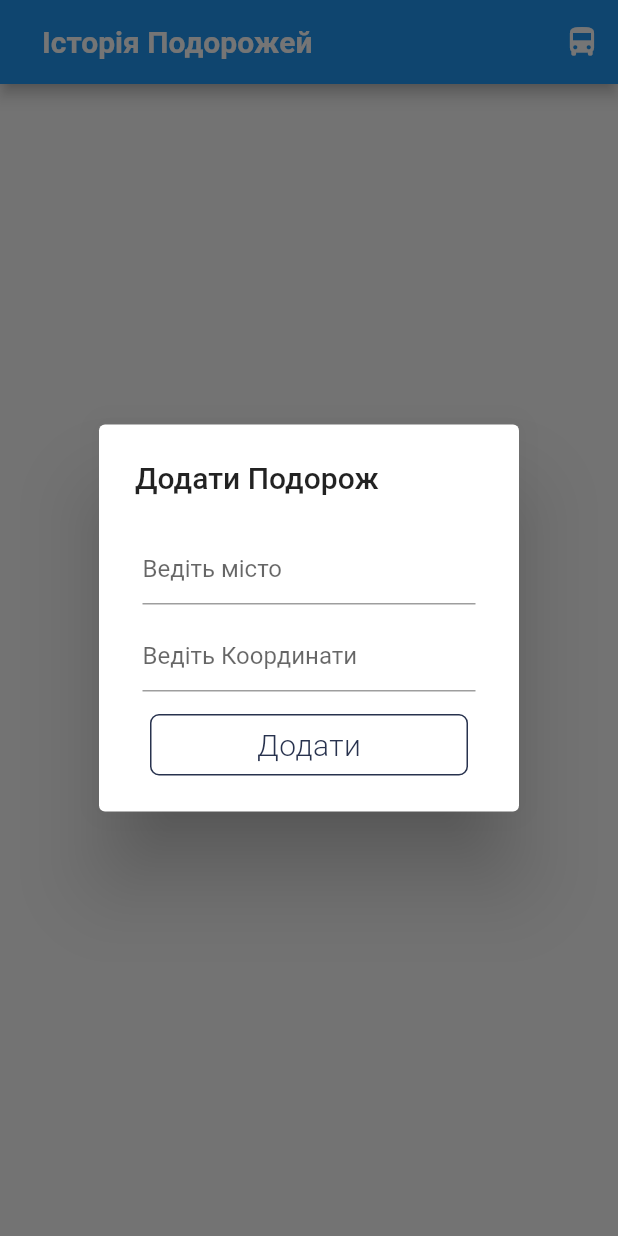
After one commit to Sannada/Breezy, a Flutter app: the MyHomePage screen opened directly, after a tap on the "directions bus" icon, on a phone screen of 412 x 824 dp. The commit adds this screen. Run offline on Flutter 3.47's test engine with Material 2 defaults, Android fonts, the phone set to English and light mode, and no system bars; our stand-ins replace google_maps_flutter, sqflite; missing offline and left inert: date_range_picker, flutter_google_places, flutter_range_slider, google_maps_webservice; accounts and stored records are empty.

Commit message:
update screen HistoriTrevel

```diff
--- a/lib/fragments/db_fragment.dart
+++ b/lib/fragments/db_fragment.dart
@@ -1,4 +1,5 @@
-import 'package:breezy/screens/db_screen_histori_travels.dart';
+
+import 'package:breezy/screens/main_histori.dart';
 import 'package:flutter/material.dart';
 
 class DBFragment extends StatefulWidget {
--- /dev/null
+++ b/lib/screens/Histori.dart
@@ -0,0 +1,29 @@
+class Histori {
+
+  int id;
+  String _nameSity;
+  String _firstX;
+
+
+  Histori(this._nameSity, this._firstX, );
+
+  Histori.map(dynamic obj) {
+    this._nameSity = obj["nameSity"];
+    this._firstX = obj["firstX"];
+
+  }
+
+  String get nameSity => _nameSity;
+
+  String get firstX => _firstX;
+
+  Map<String, dynamic> toMap() {
+    var map = new Map<String, dynamic>();
+    map["nameSity"] = _nameSity;
+    map["firstX"] = _firstX;
+    return map;
+  }
+  void setHistoriId(int id) {
+    this.id = id;
+  }
+}
--- /dev/null
+++ b/lib/screens/add_user_dialog.dart
@@ -0,0 +1,98 @@
+import 'dart:async';
+import 'package:flutter/material.dart';
+import 'db_create_histori.dart';
+import 'Histori.dart';
+
+class AddUserDialog {
+  final teNameSity = TextEditingController();
+  final teFirstX = TextEditingController();
+  Histori histori;
+
+  static const TextStyle linkStyle = const TextStyle(
+    color: Colors.black54,
+    decoration: TextDecoration.underline,
+  );
+
+  Widget buildAboutDialog(
+      BuildContext context, _myHomePageState, bool isEdit, Histori histori) {
+    if (histori != null) {
+      this.histori=histori;
+      teNameSity.text = histori.nameSity;
+      teFirstX.text = histori.firstX;
+    }
+
+    return new AlertDialog(
+      title: new Text(isEdit ? 'Edit' : 'Додати Подорож'),
+      content: new SingleChildScrollView(
+        child: new Column(
+          mainAxisSize: MainAxisSize.min,
+          crossAxisAlignment: CrossAxisAlignment.start,
+          children: <Widget>[
+            getTextField("Ведіть місто", teNameSity),
+            getTextField("Ведіть Координати", teFirstX),
+            new GestureDetector(
+              onTap: () {
+                addRecord(isEdit);
+                _myHomePageState.displayRecord();
+                Navigator.of(context).pop();
+              },
+              child: new Container(
+                margin: EdgeInsets.fromLTRB(10.0, 0.0, 10.0, 0.0),
+                child: getAppBorderButton(
+                    isEdit?"Edit":"Додати", EdgeInsets.fromLTRB(0.0, 10.0, 0.0, 0.0)),
+              ),
+            ),
+          ],
+        ),
+      ),
+    );
+  }
+
+  Widget getTextField(
+      String inputBoxName, TextEditingController inputBoxController) {
+    var loginBtn = new Padding(
+      padding: const EdgeInsets.all(5.0),
+      child: new TextFormField(
+        controller: inputBoxController,
+        decoration: new InputDecoration(
+          hintText: inputBoxName,
+        ),
+      ),
+    );
+
+    return loginBtn;
+  }
+
+  Widget getAppBorderButton(String buttonLabel, EdgeInsets margin) {
+    var loginBtn = new Container(
+      margin: margin,
+      padding: EdgeInsets.all(8.0),
+      alignment: FractionalOffset.center,
+      decoration: new BoxDecoration(
+        border: Border.all(color: const Color(0xFF28324E)),
+        borderRadius: new BorderRadius.all(const Radius.circular(6.0)),
+      ),
+      child: new Text(
+        buttonLabel,
+        style: new TextStyle(
+          color: const Color(0xFF28324E),
+          fontSize: 20.0,
+          fontWeight: FontWeight.w300,
+          letterSpacing: 0.3,
+        ),
+      ),
+    );
+    return loginBtn;
+  }
+
+  Future addRecord(bool isEdit) async {
+    var db = new DatabaseHelper();
+    var histori = new Histori(teNameSity.text, teFirstX.text);
+    if (isEdit) {
+      histori.setHistoriId(this.histori.id);
+      await db.update(histori);
+    } else {
+      await db.saveHistori(histori);
+    }
+  }
+}
--- /dev/null
+++ b/lib/screens/db_create_histori.dart
@@ -0,0 +1,69 @@
+import 'dart:async';
+import 'dart:io' as io;
+
+import 'Histori.dart';
+import 'package:path/path.dart';
+import 'package:path_provider/path_provider.dart';
+import 'package:sqflite/sqflite.dart';
+
+class DatabaseHelper {
+  static final DatabaseHelper _instance = new DatabaseHelper.internal();
+  factory DatabaseHelper() => _instance;
+  static Database _db;
+
+  Future<Database> get db async {
+    if (_db != null) return _db;
+    _db = await initDb();
+    return _db;
+  }
+
+  DatabaseHelper.internal();
+
+  initDb() async {
+    io.Directory documentsDirectory = await getApplicationDocumentsDirectory();
+    String path = join(documentsDirectory.path, "Histori.db");
+    var theDb = await openDatabase(path, version: 1, onCreate: _onCreate);
+    return theDb;
+  }
+
+  void _onCreate(Database db, int version) async {
+    // When creating the db, create the table
+    await db.execute(
+        "CREATE TABLE Histori(id INTEGER PRIMARY KEY, nameSity TEXT, firstX TEXT)");
+  }
+
+  Future<int> saveHistori(Histori histori) async {
+    var dbClient = await db;
+    int res = await dbClient.insert("Histori", histori.toMap());
+    return res;
+  }
+
+  Future<List<Histori>> getHistori() async {
+    var dbClient = await db;
+    List<Map> list = await dbClient.rawQuery('SELECT * FROM Histori');
+    List<Histori> employees = new List();
+    for (int i = 0; i < list.length; i++) {
+      var histori =
+      new Histori(list[i]["nameSity"], list[i]["firstX"]);
+      histori.setHistoriId(list[i]["id"]);
+      employees.add(histori);
+    }
+    print(employees.length);
+    return employees;
+  }
+
+  Future<int> deleteHistori(Histori histori) async {
+    var dbClient = await db;
+
+    int res =
+    await dbClient.rawDelete('DELETE FROM Histori WHERE id = ?', [histori.id]);
+    return res;
+  }
+
+  Future<bool> update(Histori histori) async {
+    var dbClient = await db;
+    int res =   await dbClient.update("Histori", histori.toMap(),
+        where: "id = ?", whereArgs: <int>[histori.id]);
+    return res > 0 ? true : false;
+  }
+}
--- a/lib/screens/db_create_trevel.dart
+++ b/lib/screens/db_create_trevel.dart
@@ -73,7 +73,7 @@ class DBProvider {
         where: "id = ?", whereArgs: [trevel.id]);
     return res;
   }
-//видалає якійсь елемент
+//видалає якийсь елемент
   deleteTrevel(int id) async {
     final db = await database;
     db.delete("Trevel", where: "id = ?", whereArgs: [id]);
--- /dev/null
+++ b/lib/screens/home_presenter.dart
@@ -0,0 +1,27 @@
+import 'db_create_histori.dart';
+import 'Histori.dart';
+import 'dart:async';
+
+abstract class HomeContract {
+  void screenUpdate();
+}
+
+class HomePresenter {
+  HomeContract _view;
+  var db = new DatabaseHelper();
+  HomePresenter(this._view);
+  delete(Histori histori) {
+    var db = new DatabaseHelper();
+    db.deleteHistori(histori);
+    updateScreen();
+  }
+
+  Future<List<Histori>> getHistori() {
+    return db.getHistori();
+  }
+
+  updateScreen() {
+    _view.screenUpdate();
+
+  }
+}
--- /dev/null
+++ b/lib/screens/homescreen.dart
@@ -0,0 +1,101 @@
+import 'dart:async';
+import 'dart:io';
+
+import 'package:flutter/material.dart';
+import 'add_user_dialog.dart';
+
+import 'Histori.dart';
+import 'home_presenter.dart';
+import 'list.dart';
+
+class MyHomePage extends StatefulWidget {
+  MyHomePage({Key key, this.title}) : super(key: key);
+  final String title;
+
+  @override
+  _MyHomePageState createState() => new _MyHomePageState();
+}
+
+class _MyHomePageState extends State<MyHomePage> implements HomeContract {
+  HomePresenter homePresenter;
+
+  @override
+  void initState() {
+    super.initState();
+    homePresenter = new HomePresenter(this);
+  }
+
+  displayRecord() {
+    setState(() {});
+  }
+
+  Widget _buildTitle(BuildContext context) {
+    var horizontalTitleAlignment =
+    Platform.isIOS ? CrossAxisAlignment.center : CrossAxisAlignment.center;
+
+    return new InkWell(
+      child: new Padding(
+        padding: const EdgeInsets.symmetric(horizontal: 12.0),
+        child: new Column(
+          mainAxisAlignment: MainAxisAlignment.center,
+          crossAxisAlignment: horizontalTitleAlignment,
+          children: <Widget>[
+            new Text('Історія Подорожей',
+              style: new TextStyle(
+                fontWeight: FontWeight.bold,
+                color: Colors.white,
+              ),
+            ),
+          ],
+        ),
+      ),
+    );
+  }
+
+  Future _openAddUserDialog() async {
+    showDialog(
+      context: context,
+      builder: (BuildContext context) =>
+          new AddUserDialog().buildAboutDialog(context, this, false, null),
+    );
+
+    setState(() {});
+  }
+
+  List<Widget> _buildActions() {
+    return <Widget>[
+      new IconButton(
+        icon: const Icon(
+          Icons.directions_bus,
+          color: Colors.white,
+        ),
+        onPressed: _openAddUserDialog,
+      ),
+    ];
+  }
+
+  @override
+  Widget build(BuildContext context) {
+    return new Scaffold(
+      appBar: new AppBar(
+        title: _buildTitle(context),
+        actions: _buildActions(),
+      ),
+      body: new FutureBuilder<List<Histori>>(
+        future: homePresenter.getHistori(),
+        builder: (context, snapshot) {
+          if (snapshot.hasError) print(snapshot.error);
+          var data = snapshot.data;
+          return snapshot.hasData
+              ? new HistoriList(data,homePresenter)
+              : new Center(child: new CircularProgressIndicator());
+        },
+      ),
+    );
+  }
+
+  @override
+  void screenUpdate() {
+    setState(() {});
+  }
+}
```
Also changed, not shown: lib/screens/db_craete_histori_trevels.dart (deleted, +0 -68 lines), lib/screens/db_histori_travels.dart (deleted, +0 -19 lines), lib/screens/db_screen_histori_travels.dart (deleted, +0 -182 lines), lib/screens/list.dart (added, +107 -0 lines), lib/screens/main_histori.dart (added, +21 -0 lines), 1 other file.
